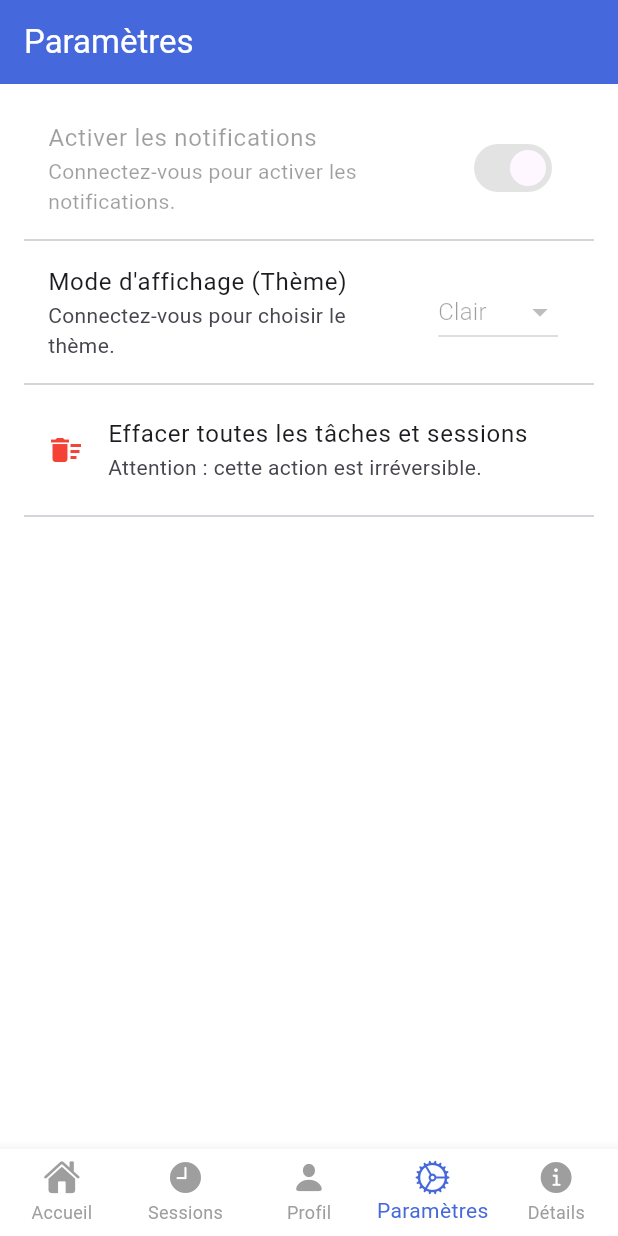
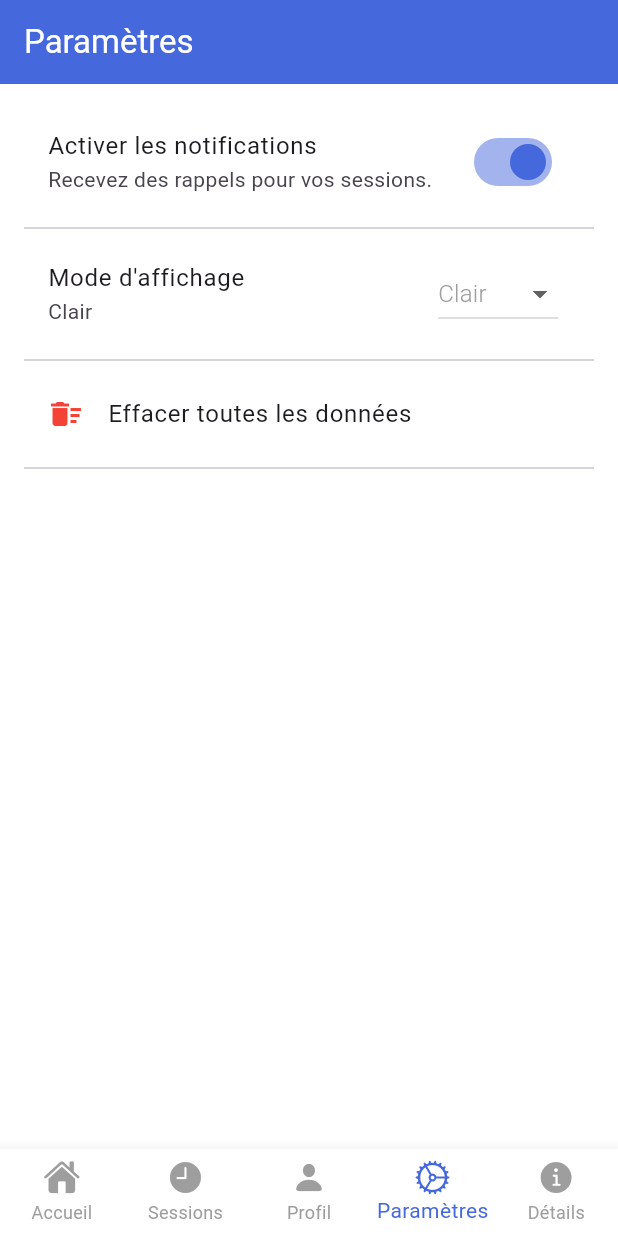
Before and after one commit to hugues2024/todo-work-sessions, a Flutter app: the screen it shows after launch, item 4 of the bottom bar chosen, on a phone screen of 412 x 824 dp. Run offline on Flutter 3.47's test engine with Material 3 defaults, Android fonts, the phone set to English and light mode, and no system bars; our stand-ins replace animate_do, flutter_datetime_picker_plus, font_awesome_flutter, hive, hive_flutter, image_picker and 1 more; missing offline and left inert: ftoast, panara_dialogs; accounts and stored records are empty.

Commit message:
Correcting the conflicting floating actions buttons and settings update (adjusting the notice feature and theme operations)

```diff
--- a/lib/main.dart
+++ b/lib/main.dart
@@ -1,3 +1,4 @@
+
 // lib/main.dart
 
 //? CodeWithFlexz on Instagram
@@ -21,41 +22,51 @@ import '../view/auth/login_view.dart';
 import '../view/main_wrapper.dart';
 
 Future<void> main() async {
-  // 👈 CORRECTION 1: Initialisation des bindings avant Hive
+  // Initialisation des bindings avant Hive
   WidgetsFlutterBinding.ensureInitialized();
 
-  /// Initial Hive DB
+  /// Initialisation de Hive
   await Hive.initFlutter();
 
-  // --- 1. ENREGISTREMENT DES ADAPTATEURS ---
+  // Enregistrement des adaptateurs
   Hive.registerAdapter<Task>(TaskAdapter());
   Hive.registerAdapter<TaskStep>(TaskStepAdapter());
   Hive.registerAdapter<UserProfile>(UserProfileAdapter());
   Hive.registerAdapter<WorkSession>(WorkSessionAdapter());
   Hive.registerAdapter<UserAuth>(UserAuthAdapter());
 
-  /// Open boxes
-  // Utilisation des noms de boîte définis dans HiveDataStore pour plus de clarté
+  // Ouverture des boîtes
   final taskBox = await Hive.openBox<Task>(HiveDataStore.boxName);
   final profileBox = await Hive.openBox<UserProfile>("userProfileBox");
   final sessionBox = await Hive.openBox<WorkSession>("workSessionsBox");
   final authBox = await Hive.openBox<UserAuth>("userAuthBox");
 
-  // 👈 CORRECTION 2: Création de l'instance HiveDataStore avec les 4 boxes
+  // 🚀 GARANTIE : S'assure qu'un profil par défaut existe toujours dans la boîte.
+  if (profileBox.get(UserProfile.defaultProfileId) == null) {
+    profileBox.put(UserProfile.defaultProfileId, UserProfile.defaultProfile());
+  }
+
+  // Création de l'instance HiveDataStore
   final HiveDataStore dataStore = HiveDataStore(taskBox, sessionBox, profileBox, authBox);
 
-  // ... (Logique de suppression des anciennes tâches - inchangée)
+  // On peut maintenant lire le profil en toute sécurité.
+  final UserProfile profile = dataStore.getLoggedInUserProfile() ??
+                             profileBox.get(UserProfile.defaultProfileId)!;
 
-  // 👈 CORRECTION 3: Passer l'instance dataStore à BaseWidget
+  if (profile.notificationsEnabled) {
+    print("✅ Notifications activées. Initialisation du service...");
+  } else {
+    print("❌ Notifications désactivées.");
+  }
+
+  // Lancement de l'application
   runApp(BaseWidget(dataStore: dataStore, child: const MyApp()));
 }
 
 class BaseWidget extends InheritedWidget {
-  // 👈 CORRECTION 4: Définir dataStore comme une propriété requise et non auto-instanciée
   final HiveDataStore dataStore;
   final Widget child;
 
-  // 👈 CORRECTION 5: Mettre à jour le constructeur pour accepter le dataStore
   BaseWidget({
     Key? key,
     required this.dataStore,
@@ -84,82 +95,43 @@ class MyApp extends StatelessWidget {
   Widget build(BuildContext context) {
     final base = BaseWidget.of(context);
 
-    // Écoute les changements de la boîte pour réagir aux mises à jour de profil (thème)
     return ValueListenableBuilder<Box<UserProfile>>(
       valueListenable: base.dataStore.listenToUserProfile(),
       builder: (context, box, child) {
 
-        // Lecture du profil via la méthode DataStore (robuste pour l'utilisateur connecté)
-        final UserProfile? loggedInProfile = base.dataStore.getLoggedInUserProfile();
-        final UserProfile profile = loggedInProfile ?? UserProfile.defaultProfile();
+        final UserProfile profile = base.dataStore.getLoggedInUserProfile() ??
+                                    box.get(UserProfile.defaultProfileId)!; // Le '!' est maintenant sûr.
 
-        // Détermination du ThemeMode (0=Clair, 1=Sombre, nous excluons le mode Système pour le moment)
         ThemeMode currentThemeMode = profile.themeMode == 1 ? ThemeMode.dark : ThemeMode.light;
 
         return MaterialApp(
           debugShowCheckedModeBanner: false,
           title: 'Todo Work Sessions',
-
           themeMode: currentThemeMode,
-
-          // --- 3. THÈME CLAIR (ThemeData) ---
           theme: ThemeData(
             primaryColor: MyColors.primaryColor,
             useMaterial3: true,
             brightness: Brightness.light,
             scaffoldBackgroundColor: Colors.white,
             textTheme: const TextTheme(
-              displayLarge: TextStyle(
-                color: MyColors.primaryColor,
-                fontWeight: FontWeight.bold,
-                fontSize: 35,
-              ),
-              titleMedium: TextStyle(
-                color: Colors.grey,
-                fontSize: 16,
-                fontWeight: FontWeight.w300,
-              ),
-              displayMedium: TextStyle(
-                color: Colors.white,
-                fontSize: 21,
-              ),
-              // ... autres styles...
+              displayLarge: TextStyle(color: MyColors.primaryColor, fontWeight: FontWeight.bold, fontSize: 35),
+              titleMedium: TextStyle(color: Colors.grey, fontSize: 16, fontWeight: FontWeight.w300),
+              displayMedium: TextStyle(color: Colors.white, fontSize: 21),
             ),
           ),
-
-          // --- 4. THÈME SOMBRE (darkTheme) ---
           darkTheme: ThemeData(
             brightness: Brightness.dark,
             primaryColor: MyColors.primaryColor,
             useMaterial3: true,
             scaffoldBackgroundColor: const Color(0xFF121212),
             textTheme: const TextTheme(
-              displayLarge: TextStyle(
-                color: Colors.white,
-                fontWeight: FontWeight.bold,
-                fontSize: 35,
-              ),
-              titleMedium: TextStyle(
-                color: Colors.grey,
-                fontSize: 16,
-                fontWeight: FontWeight.w300,
-              ),
-              displayMedium: TextStyle(
-                color: Colors.white,
-                fontSize: 21,
-              ),
-              titleSmall: TextStyle(
-                color: Colors.white70,
-                fontWeight: FontWeight.w500,
-              ),
-              titleLarge: TextStyle(
-                fontSize: 40,
-                color: Colors.white,
-                fontWeight: FontWeight.w300,
-              ),
+              displayLarge: TextStyle(color: Colors.white, fontWeight: FontWeight.bold, fontSize: 35),
+              titleMedium: TextStyle(color: Colors.grey, fontSize: 16, fontWeight: FontWeight.w300),
+              displayMedium: TextStyle(color: Colors.white, fontSize: 21),
+              titleSmall: TextStyle(color: Colors.white70, fontWeight: FontWeight.w500),
+              titleLarge: TextStyle(fontSize: 40, color: Colors.white, fontWeight: FontWeight.w300),
             ),
           ),
-
           home: const MainWrapper(),
         );
       },
--- a/lib/models/user_profile.dart
+++ b/lib/models/user_profile.dart
@@ -6,6 +6,10 @@ part 'user_profile.g.dart';
 
 @HiveType(typeId: 2)
 class UserProfile extends HiveObject {
+
+  // 🚀 AJOUT: Clé statique pour le profil par défaut
+  static const String defaultProfileId = 'default_profile';
+
   @HiveField(0)
   String? name;
 
@@ -16,7 +20,7 @@ class UserProfile extends HiveObject {
   String? imagePath; // Chemin local de la photo de profil
 
   @HiveField(3)
-  int themeMode; // 0: Système, 1: Clair, 2: Sombre (J'ai conservé int pour la flexibilité)
+  int themeMode; // 0: Système, 1: Clair, 2: Sombre
 
   @HiveField(4)
   bool notificationsEnabled;
@@ -25,14 +29,10 @@ class UserProfile extends HiveObject {
     this.name,
     this.profession,
     this.imagePath,
-    // Initialisation par défaut
-    this.themeMode = 0, // Défaut : Système ou Clair
+    this.themeMode = 0,
     this.notificationsEnabled = true,
   });
 
-  // ==========================================================
-  // 🛠️ MÉTHODE COPYWITH (AJOUT POUR LA MISE À JOUR IMMUABLE)
-  // ==========================================================
   UserProfile copyWith({
     String? name,
     String? profession,
@@ -41,7 +41,6 @@ class UserProfile extends HiveObject {
     bool? notificationsEnabled,
   }) {
     return UserProfile(
-      // Si un nouveau paramètre est fourni, on l'utilise, sinon on garde l'ancien (this.champ)
       name: name ?? this.name,
       profession: profession ?? this.profession,
       imagePath: imagePath ?? this.imagePath,
@@ -50,12 +49,11 @@ class UserProfile extends HiveObject {
     );
   }
 
-  // Méthode pour obtenir un profil par défaut/initial (utile lors de l'inscription)
   static UserProfile defaultProfile() {
     return UserProfile(
       name: null,
       profession: null,
-      imagePath: null, // L'image par défaut est gérée dans la vue ProfileView
+      imagePath: null,
       themeMode: 0,
       notificationsEnabled: true,
     );
--- a/lib/view/home/home_view.dart
+++ b/lib/view/home/home_view.dart
@@ -300,6 +300,7 @@ class FAB extends StatelessWidget {
   @override
   Widget build(BuildContext context) {
     return FloatingActionButton(
+      heroTag: "add_task",
       backgroundColor: MyColors.primaryColor,
       onPressed: () {
         // Appelle la vue de création/édition de tâche sans arguments pour le mode création
--- a/lib/view/settings/settings_view.dart
+++ b/lib/view/settings/settings_view.dart
@@ -1,12 +1,8 @@
 // lib/view/settings/settings_view.dart
 
-// ignore_for_file: use_build_context_synchronously
+import 'package:flutter/material.dart';
+import 'package:hive_flutter/hive_flutter.dart';
 
-import 'package:flutter/material.dart';
-import 'package:hive_flutter/adapters.dart';
-import 'package:hive/hive.dart';
-
-///
 import '../../main.dart';
 import '../../models/user_profile.dart';
 import '../../utils/colors.dart';
@@ -14,43 +10,20 @@ import '../../utils/colors.dart';
 class SettingsView extends StatelessWidget {
   const SettingsView({super.key});
 
-  // Fonction pour changer les préférences du profil (via la boîte Hive)
-  void _updateProfileSettings(BuildContext context, Function(UserProfile) updateAction) async {
-    final dataStore = BaseWidget.of(context).dataStore;
-
-    // 👈 CORRECTION 1: Utilisation de la nouvelle méthode
-    UserProfile? profile = dataStore.getLoggedInUserProfile();
-
-    // Ne pas continuer si l'utilisateur n'a pas de profil
-    if (profile == null) {
-      return;
-    }
-
-    // Exécute l'action de mise à jour spécifique (ex: changer le thème)
-    updateAction(profile);
-
-    // Sauvegarde le profil
-    await dataStore.saveUserProfile(profile);
-  }
-
-  // Fonction pour effacer toutes les données
   void _clearAllData(BuildContext context) {
     showDialog(
       context: context,
       builder: (ctx) => AlertDialog(
         title: const Text("Confirmation"),
-        content: const Text("Êtes-vous sûr de vouloir effacer toutes les tâches et sessions ? Cette action est irréversible."),
+        content: const Text("Êtes-vous sûr de vouloir effacer toutes les données ?"),
         actions: [
-          TextButton(
-            onPressed: () => Navigator.of(ctx).pop(),
-            child: const Text("Annuler"),
-          ),
+          TextButton(onPressed: () => Navigator.of(ctx).pop(), child: const Text("Annuler")),
           ElevatedButton(
             style: ElevatedButton.styleFrom(backgroundColor: Colors.red),
             onPressed: () async {
               final base = BaseWidget.of(context);
-              await base.dataStore.box.clear(); // Efface les tâches
-              await base.dataStore.sessionBox.clear(); // Efface les sessions
+              await base.dataStore.box.clear();
+              await base.dataStore.sessionBox.clear();
               Navigator.of(ctx).pop();
               ScaffoldMessenger.of(context).showSnackBar(
                 const SnackBar(content: Text("Toutes les données ont été effacées")),
@@ -67,94 +40,66 @@ class SettingsView extends StatelessWidget {
   Widget build(BuildContext context) {
     final base = BaseWidget.of(context);
 
-    // Écoute les changements dans la boîte UserProfile
     return ValueListenableBuilder<Box<UserProfile>>(
       valueListenable: base.dataStore.listenToUserProfile(),
       builder: (context, box, child) {
 
-        // Récupère le profil de l'utilisateur connecté pour l'affichage
-        final UserProfile? loggedInProfile = base.dataStore.getLoggedInUserProfile();
-        final UserProfile profile = loggedInProfile ?? UserProfile.defaultProfile();
-        final bool isUserConnected = loggedInProfile != null;
+        final UserProfile profile = base.dataStore.getLoggedInUserProfile() ??
+                                   box.get(UserProfile.defaultProfileId)!; // Garanti d'exister
+
+        final isUserConnected = base.dataStore.getLoggedInUserProfile() != null;
 
         return Scaffold(
           appBar: AppBar(
             backgroundColor: MyColors.primaryColor,
             elevation: 0,
             title: const Text("Paramètres", style: TextStyle(color: Colors.white)),
-            // 👈 CORRECTION 2: Suppression du bouton de retour ('leading')
           ),
           body: ListView(
             padding: const EdgeInsets.all(16.0),
             children: [
-
-              // 1. GESTION DES NOTIFICATIONS
               SwitchListTile(
                 title: const Text("Activer les notifications"),
-                subtitle: Text(isUserConnected ? "Recevez des rappels pour vos sessions de travail." : "Connectez-vous pour activer les notifications."),
+                subtitle: const Text("Recevez des rappels pour vos sessions."),
                 value: profile.notificationsEnabled,
                 activeColor: MyColors.primaryColor,
-                onChanged: isUserConnected ? (bool newValue) {
-                  _updateProfileSettings(context, (p) {
-                    p.notificationsEnabled = newValue;
-                  });
-                } : null, // Désactive le switch si non connecté
+                onChanged: (bool newValue) {
+                  profile.notificationsEnabled = newValue;
+                  profile.save(); // Sauvegarde directe sur l'objet Hive.
+                },
               ),
               const Divider(),
-
-              // 2. GESTION DU THÈME
               ListTile(
-                title: const Text("Mode d'affichage (Thème)"),
-                subtitle: Text(isUserConnected ? (profile.themeMode == 0 ? "Clair" : "Sombre") : "Connectez-vous pour choisir le thème."),
+                title: const Text("Mode d'affichage"),
+                subtitle: Text(profile.themeMode == 0 ? "Clair" : "Sombre"),
                 trailing: DropdownButton<int>(
                   value: profile.themeMode,
                   items: const [
-                    DropdownMenuItem(
-                      value: 0,
-                      child: Text("Clair"),
-                    ),
-                    DropdownMenuItem(
-                      value: 1,
-                      child: Text("Sombre"),
-                    ),
+                    DropdownMenuItem(value: 0, child: Text("Clair")),
+                    DropdownMenuItem(value: 1, child: Text("Sombre")),
                   ],
-                  onChanged: isUserConnected ? (int? newMode) {
+                  onChanged: (int? newMode) {
                     if (newMode != null) {
-                      _updateProfileSettings(context, (p) {
-                        p.themeMode = newMode;
-                      });
-
-                      ScaffoldMessenger.of(context).showSnackBar(
-                        const SnackBar(content: Text("Thème modifié. (Nécessite un redémarrage de l'app pour les changements complets)")),
-                      );
+                      profile.themeMode = newMode;
+                      profile.save(); // Sauvegarde directe sur l'objet Hive.
                     }
-                  } : null, // Désactive le dropdown si non connecté
+                  },
                 ),
               ),
               const Divider(),
-
-              // 3. Vider les données (Fonctionnalité technique, non liée à l'utilisateur)
               ListTile(
                 leading: const Icon(Icons.delete_sweep, color: Colors.red),
-                title: const Text("Effacer toutes les tâches et sessions"),
-                subtitle: const Text("Attention : cette action est irréversible."),
+                title: const Text("Effacer toutes les données"),
                 onTap: () => _clearAllData(context),
               ),
               const Divider(),
-
-              // 4. Déconnexion (uniquement si connecté)
               if (isUserConnected)
                 ListTile(
                   leading: const Icon(Icons.logout, color: Colors.red),
                   title: const Text("Se déconnecter"),
-                  subtitle: const Text("Vous serez déconnecté de l'application."),
                   onTap: () async {
                     await base.dataStore.logout();
-                    // Retour à l'écran racine, MainWrapper gérera la navigation vers la connexion
-                    Navigator.of(context).pushNamedAndRemoveUntil(
-                      '/',
-                      (route) => false,
-                    );
+                    Navigator.of(context).pushNamedAndRemoveUntil('/', (route) => false);
                   },
                 ),
             ],
--- a/lib/view/work_session/work_session_view.dart
+++ b/lib/view/work_session/work_session_view.dart
@@ -171,6 +171,7 @@ class FABSession extends StatelessWidget {
   @override
   Widget build(BuildContext context) {
     return FloatingActionButton.extended(
+      heroTag: "start_session",
       backgroundColor: MyColors.primaryColor,
       onPressed: () {
         // CORRECTION : Navigation vers la vue de création de session
```
